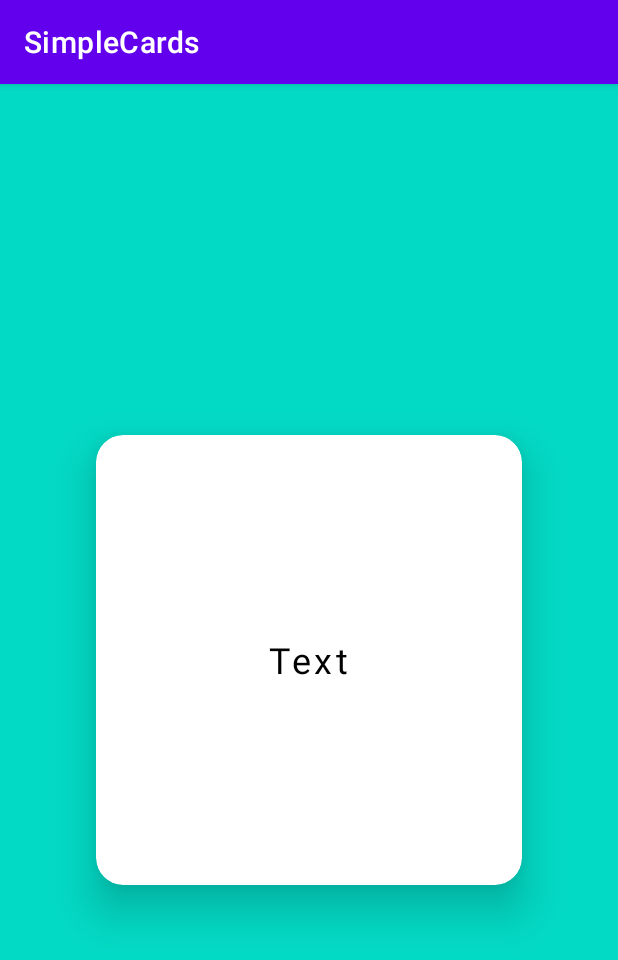
After one commit to ArtemKlym/SimpleCards, an Android app: the LearnCardsActivity screen opened directly, with no data from a screen before it, on a phone screen of 412 x 824 dp. The commit adds this screen. Shown: the top 960 px of the screen. Run offline under Robolectric (Android 15) with nearby library versions, the light colour scheme and no system bars.

Commit message:
Added 'LearnCardsActivity'

```diff
--- a/app/build.gradle
+++ b/app/build.gradle
@@ -36,6 +36,7 @@ dependencies {
     implementation 'androidx.appcompat:appcompat:1.5.1'
     implementation 'com.google.android.material:material:1.6.1'
     implementation 'androidx.constraintlayout:constraintlayout:2.1.4'
+    implementation "androidx.cardview:cardview:1.0.0"
     implementation 'com.google.firebase:firebase-core:21.1.1'
     implementation 'com.google.firebase:firebase-ml-natural-language:22.0.1'
     implementation 'com.google.firebase:firebase-ml-natural-language-language-id-model:20.0.8'
--- a/app/src/main/AndroidManifest.xml
+++ b/app/src/main/AndroidManifest.xml
@@ -16,10 +16,13 @@
         android:theme="@style/Theme.SimpleCards"
         tools:targetApi="31">
         <activity
+            android:name=".LearnCardsActivity"
+            android:exported="false" />
+        <activity
             android:name=".UpdateActivity"
             android:exported="false"
             android:label="Update card"
-            android:parentActivityName=".ShowCardsActivity"/>
+            android:parentActivityName=".ShowCardsActivity" />
         <activity
             android:name=".ShowCardsActivity"
             android:exported="false"
--- /dev/null
+++ b/app/src/main/java/com/example/simplecards/LearnCardsActivity.java
@@ -0,0 +1,14 @@
+package com.example.simplecards;
+
+import androidx.appcompat.app.AppCompatActivity;
+
+import android.os.Bundle;
+
+public class LearnCardsActivity extends AppCompatActivity {
+
+    @Override
+    protected void onCreate(Bundle savedInstanceState) {
+        super.onCreate(savedInstanceState);
+        setContentView(R.layout.activity_learn_cards);
+    }
+}
--- a/app/src/main/java/com/example/simplecards/MainActivity.java
+++ b/app/src/main/java/com/example/simplecards/MainActivity.java
@@ -53,6 +53,9 @@ public class MainActivity extends AppCompatActivity {
             }
         });
 
+        btnStart.setOnClickListener(v->{
+            startActivity(new Intent(MainActivity.this,LearnCardsActivity.class));
+        });
     }
 
     private void initViews() {
--- /dev/null
+++ b/app/src/main/res/layout/activity_learn_cards.xml
@@ -0,0 +1,37 @@
+<?xml version="1.0" encoding="utf-8"?>
+<androidx.constraintlayout.widget.ConstraintLayout xmlns:android="http://schemas.android.com/apk/res/android"
+    xmlns:app="http://schemas.android.com/apk/res-auto"
+    xmlns:tools="http://schemas.android.com/tools"
+    android:layout_width="match_parent"
+    android:layout_height="match_parent"
+    tools:context=".LearnCardsActivity"
+    android:background="@color/teal_200">
+
+    <com.google.android.material.card.MaterialCardView
+        android:id="@+id/cardView"
+        android:layout_width="match_parent"
+        android:layout_height="300dp"
+        android:layout_marginStart="64dp"
+        android:layout_marginEnd="64dp"
+        app:layout_constraintBottom_toBottomOf="parent"
+        app:layout_constraintTop_toTopOf="parent"
+        app:cardElevation="18dp"
+        app:cardCornerRadius="18dp">
+
+        <RelativeLayout
+            android:layout_width="match_parent"
+            android:layout_height="match_parent">
+        <TextView
+            android:id="@+id/txtShowOnCard"
+            android:layout_width="wrap_content"
+            android:layout_height="wrap_content"
+            android:text="Text"
+            android:textSize="24sp"
+            android:textColor="@color/black"
+            android:letterSpacing="0.1"
+            android:layout_centerInParent="true"/>
+        </RelativeLayout>
+
+    </com.google.android.material.card.MaterialCardView>
+
+</androidx.constraintlayout.widget.ConstraintLayout>
```
